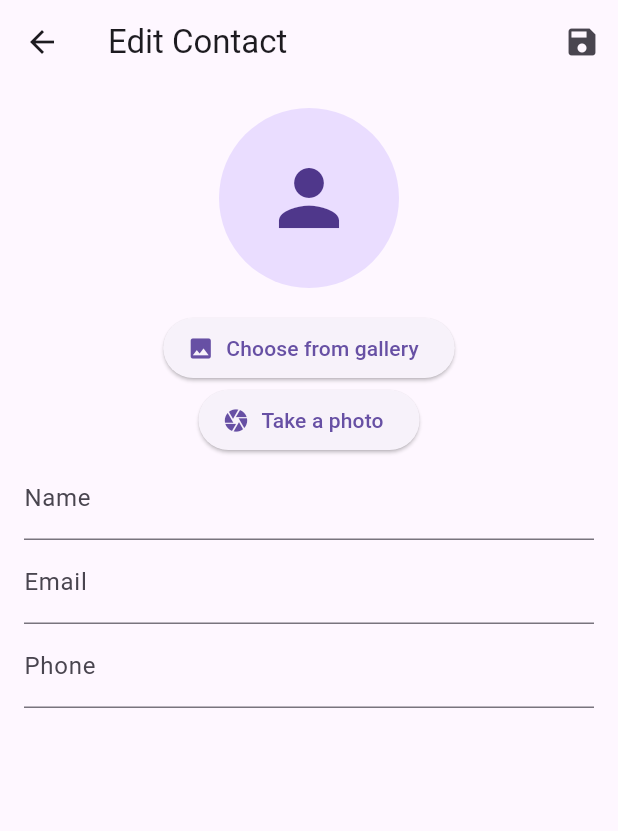
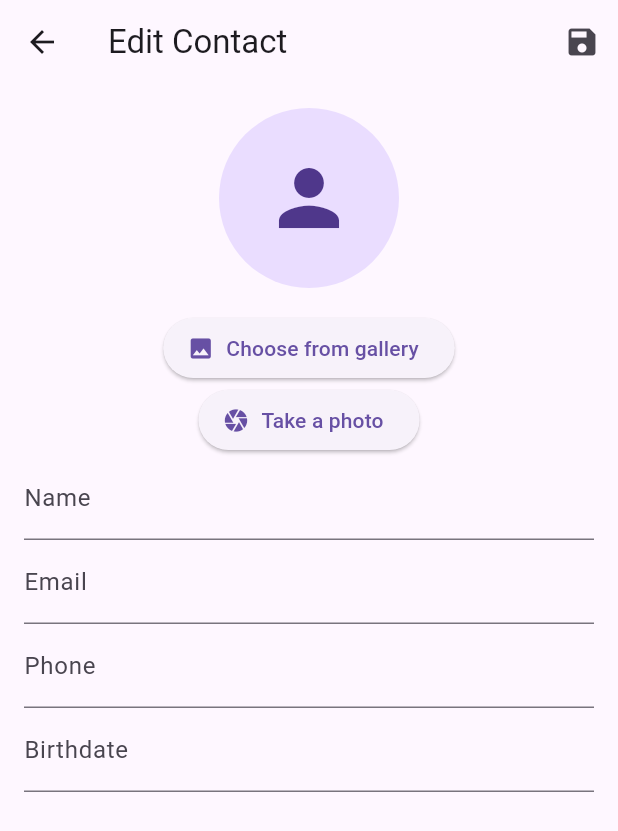
Before and after one commit to BernardoArede/ContactsApp-Flutter, a Flutter app: the EditContactScreen screen opened directly with empty values, on a phone screen of 412 x 824 dp. Shown: the top 831 px of the screen. Run offline on Flutter 3.47's test engine with Material 3 defaults, Android fonts, the phone set to English and light mode, and no system bars; our stand-ins replace image_picker.

Commit message:
fix editScreen (birthdate já atualiza)

```diff
--- a/lib/screens/editContactScreen.dart
+++ b/lib/screens/editContactScreen.dart
@@ -23,6 +23,7 @@ class _EditContactScreenState extends State<EditContactScreen>{
   late TextEditingController nameController;
   late TextEditingController emailController;
   late TextEditingController phoneController;
+  late TextEditingController birthdateController;
   File? _selectedImage;
   final ImagePicker _picker = ImagePicker();
 
@@ -32,6 +33,7 @@ class _EditContactScreenState extends State<EditContactScreen>{
     nameController = TextEditingController(text: widget.contact.name);
     emailController = TextEditingController(text: widget.contact.email);
     phoneController = TextEditingController(text: widget.contact.phone);
+    birthdateController = TextEditingController(text: widget.contact.birthdate);
   }
 
   Future<void> _pickImage(ImageSource source) async {
@@ -56,6 +58,7 @@ class _EditContactScreenState extends State<EditContactScreen>{
                   name: nameController.text,
                   email: emailController.text,
                   phone: phoneController.text,
+                  birthdate: birthdateController.text,
                   imagePath: _selectedImage?.path
               );
               Navigator.pop(context, updateContact);
@@ -105,6 +108,11 @@ class _EditContactScreenState extends State<EditContactScreen>{
               decoration: const InputDecoration(labelText: 'Phone'),
               keyboardType: TextInputType.phone,
             ),
+            TextField(
+              controller: birthdateController,
+              decoration: const InputDecoration(labelText: 'Birthdate'),
+              keyboardType: TextInputType.datetime,
+            )
           ],
         ),
       ),
```
